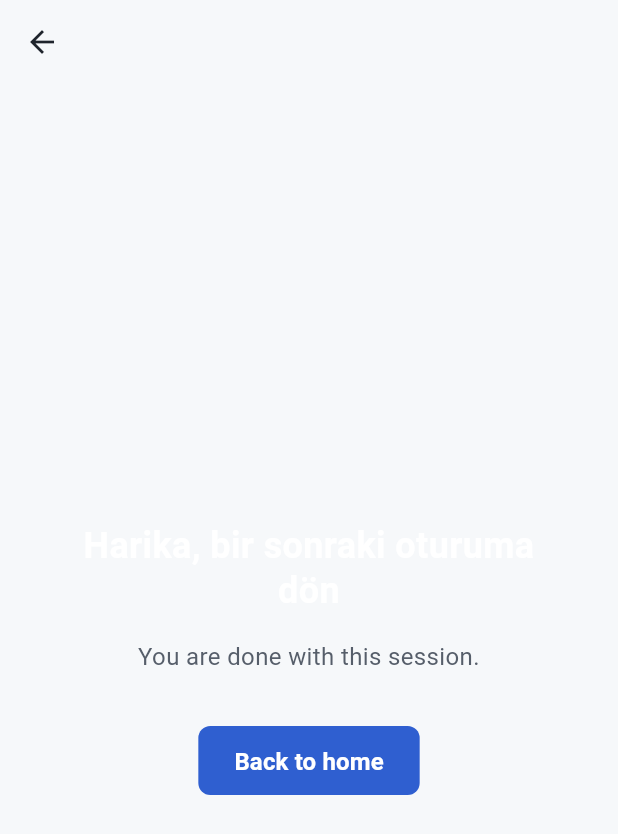
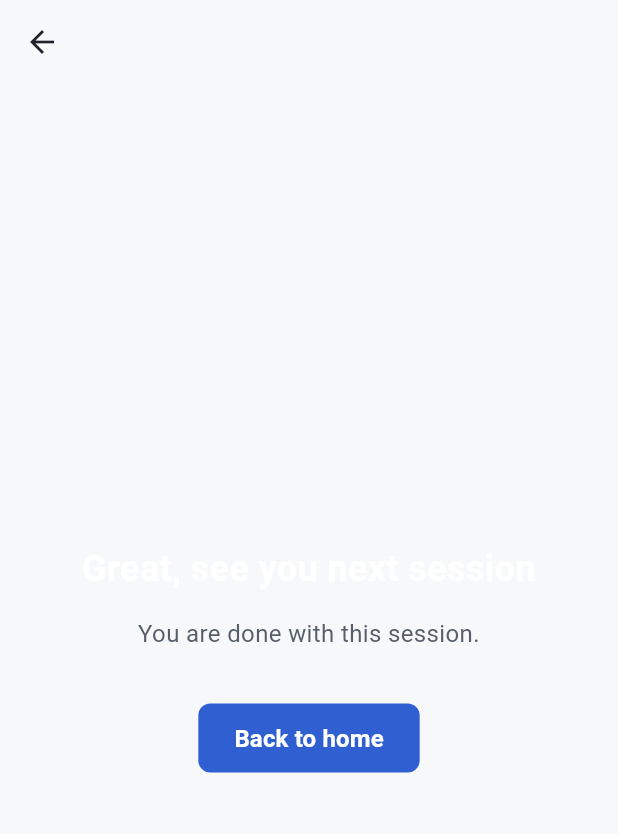
Before and after one commit to EAbaracus/adhd-cbt-app, a Flutter app: the SessionScreen screen opened directly with empty values, on a phone screen of 412 x 824 dp. Shown: the top 834 px of the screen. Run offline on Flutter 3.47's test engine with Material 3 defaults, Android fonts, the phone set to English and light mode, and no system bars; our stand-ins replace drift, flutter_local_notifications; accounts and stored records are empty; generated files the repository leaves out were written again.

Commit message:
feat(app): migrate session/home/form copy to AppStrings (R3)

```diff
--- a/app/lib/l10n/app_strings.dart
+++ b/app/lib/l10n/app_strings.dart
@@ -66,6 +66,12 @@ class AppStrings {
     'task_list_add_hint': 'Add a task',
     'task_list_empty': 'Nothing here yet',
     'task_list_step_hint': 'Break it into a step',
+    // Home session states
+    'home_state_completed': 'Completed',
+    'home_state_in_progress': 'In progress',
+    'home_state_available': 'Available',
+    // Session screen caption template
+    'session_caption': 'Session %1 · Checkpoint %2/%3',
     // Timer screen
     'timer_title': 'Focus timer',
     'timer_pause': 'Pause',
@@ -140,6 +146,12 @@ class AppStrings {
     'task_list_add_hint': 'Görev ekle',
     'task_list_empty': 'Henüz bir şey yok',
     'task_list_step_hint': 'Bölüp bir adım ekle',
+    // Home session states
+    'home_state_completed': 'Tamamlandı',
+    'home_state_in_progress': 'Devam ediyor',
+    'home_state_available': 'Mevcut',
+    // Session screen caption template
+    'session_caption': 'Oturum %1 · Checkpoint %2/%3',
     // Timer screen
     'timer_title': 'Odak zamanlayıcı',
     'timer_pause': 'Duraklat',
--- a/app/lib/screens/session_screen.dart
+++ b/app/lib/screens/session_screen.dart
@@ -4,6 +4,7 @@ import '../app_scope.dart';
 import '../engine/models.dart';
 import '../forms/form_renderer.dart';
 import '../l10n/app_locale.dart';
+import '../l10n/app_strings.dart';
 import '../theme/app_theme.dart';
 
 /// Renders one session's checkpoints as a calm, sequential flow (I1).
@@ -23,6 +24,7 @@ class SessionScreen extends StatefulWidget {
 
 class _SessionScreenState extends State<SessionScreen> {
   int _index = 0;
+  Function(String) _tr = (key) => key;
 
   Checkpoint get _current => widget.session.checkpoints[_index];
 
@@ -69,7 +71,8 @@ class _SessionScreenState extends State<SessionScreen> {
 
   @override
   Widget build(BuildContext context) {
-    final locale = AppLocale.of(context)?.code.name ?? 'en';
+    final locale = AppLocale.of(context)?.code ?? AppLocaleCode.en;
+    _tr = (key) => AppStrings.tr(locale, key);
     if (_index >= widget.session.checkpoints.length) {
       return _completionCard();
     }
@@ -83,14 +86,13 @@ class _SessionScreenState extends State<SessionScreen> {
             crossAxisAlignment: CrossAxisAlignment.start,
             children: [
               Text(
-                'Session ${widget.session.order} · '
-                'Checkpoint ${_index + 1}/${widget.session.checkpoints.length}',
+                _tr('session_caption').replaceAll('%1', widget.session.order.toString()).replaceAll('%2', (_index + 1).toString()).replaceAll('%3', widget.session.checkpoints.length.toString()),
                 style: AppText.caption.copyWith(color: AppColors.textTertiary),
               ),
               const SizedBox(height: AppTheme.spacing8),
-              Text(cp.titleFor(locale), style: AppText.h2),
+              Text(cp.titleFor(locale.name), style: AppText.h2),
               const SizedBox(height: AppTheme.spacing24),
-              for (final para in cp.contentFor(locale)) ...[
+              for (final para in cp.contentFor(locale.name)) ...[
                 Text(para, style: AppText.body),
                 const SizedBox(height: AppTheme.spacing16),
               ],
@@ -98,20 +100,20 @@ class _SessionScreenState extends State<SessionScreen> {
               if (cp.formRef != null)
                 FilledButton(
                   onPressed: () => _openForm(cp),
-                  child: const Text('Open form'),
+                  child: Text(_tr('session_open_form')),
                 )
               else
                 FilledButton(
                   onPressed: _complete,
-                  child: Text(_isLast ? 'Finish session' : 'Done'),
+                  child: Text(_isLast ? _tr('session_finish') : _tr('session_done')),
                 ),
               TextButton(
                 onPressed: _index > 0 ? () => setState(() => _index--) : null,
-                child: const Text('Back'),
+                child: Text(_tr('session_back')),
               ),
               TextButton(
                 onPressed: _defer,
-                child: const Text('Later'),
+                child: Text(_tr('session_later')),
               ),
             ],
           ),
@@ -130,18 +132,18 @@ class _SessionScreenState extends State<SessionScreen> {
             child: Column(
               mainAxisAlignment: MainAxisAlignment.center,
               children: [
-                Text('Harika, bir sonraki oturuma dön',
+                Text(_tr('session_complete_title'),
                     style: AppText.section, textAlign: TextAlign.center),
                 const SizedBox(height: AppTheme.spacing16),
                 Text(
-                  'You are done with this session.',
+                  _tr('session_complete_body'),
                   style: AppText.body.copyWith(color: AppColors.textSecondary),
                   textAlign: TextAlign.center,
                 ),
                 const SizedBox(height: AppTheme.spacing32),
                 FilledButton(
                   onPressed: () => Navigator.of(context).pop(),
-                  child: const Text('Back to home'),
+                  child: Text(_tr('session_back_home')),
                 ),
               ],
             ),
```
Also changed, not shown: 1 other file.
